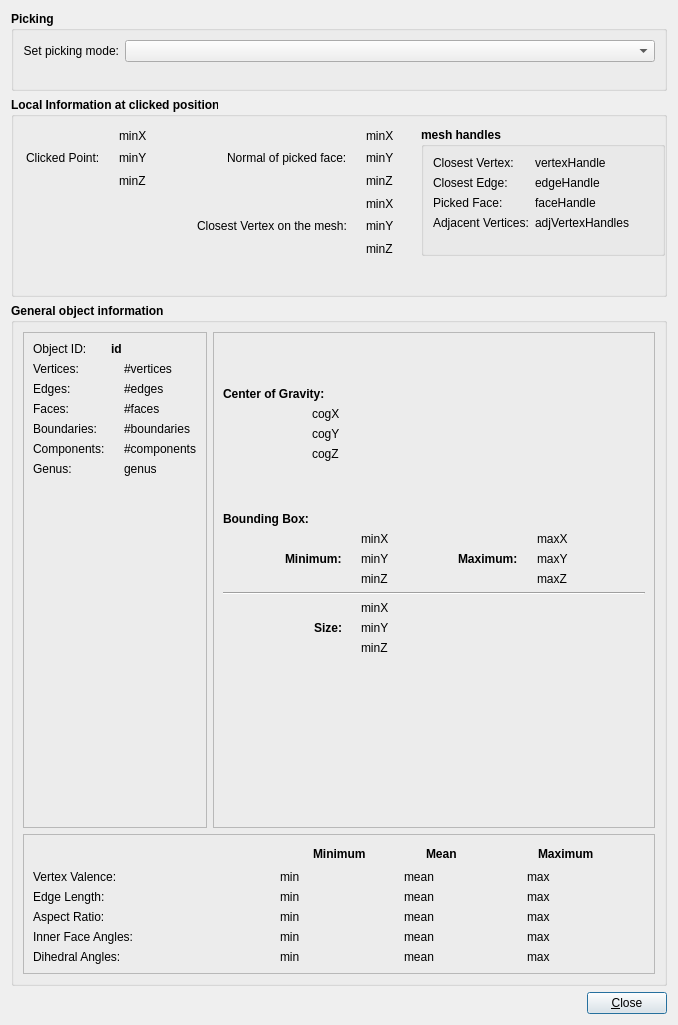
Before: the Qt Designer form Plugin-InfoMeshObject/infoWidget.ui in ShenRen/OpenFlipper, drawn with Qt 5.
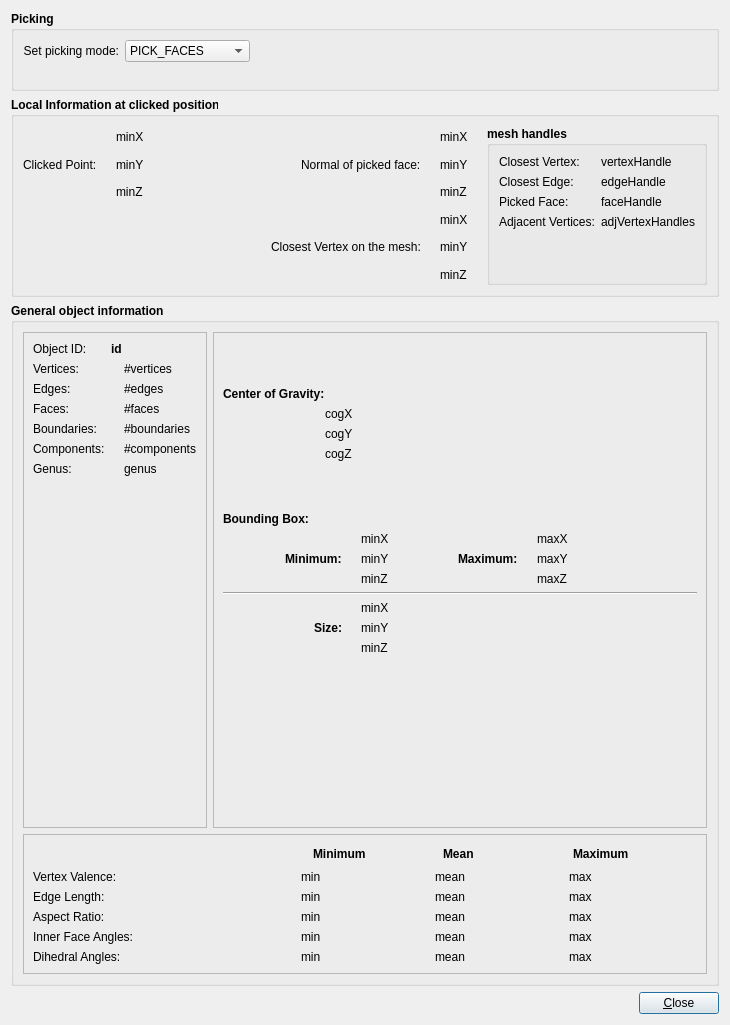
After: the same form once the commit is applied. Icons and pictures are not drawn.

Commit message: Updated Info MeshObject plugin to provide other picking modes

```diff
--- a/Plugin-InfoMeshObject/infoWidget.ui
+++ b/Plugin-InfoMeshObject/infoWidget.ui
@@ -6,7 +6,7 @@
    <rect>
     <x>0</x>
     <y>0</y>
-    <width>678</width>
+    <width>730</width>
     <height>1025</height>
    </rect>
   </property>
@@ -31,8 +31,8 @@
      <property name="title">
       <string>Picking</string>
      </property>
-     <layout class="QVBoxLayout" name="verticalLayout_12">
-      <item>
+     <layout class="QFormLayout" name="formLayout_4">
+      <item row="0" column="0">
        <layout class="QFormLayout" name="formLayout_2">
         <item row="0" column="0">
          <widget class="QLabel" name="label">
@@ -58,6 +58,21 @@
             <bold>false</bold>
            </font>
           </property>
+          <item>
+           <property name="text">
+            <string>PICK_FACES</string>
+           </property>
+          </item>
+          <item>
+           <property name="text">
+            <string>PICK_EDGES</string>
+           </property>
+          </item>
+          <item>
+           <property name="text">
+            <string>PICK_VERTICES</string>
+           </property>
+          </item>
          </widget>
         </item>
        </layout>
@@ -82,15 +97,8 @@
      <property name="title">
       <string>Local Information at clicked position</string>
      </property>
-     <widget class="QWidget" name="">
-      <property name="geometry">
-       <rect>
-        <x>15</x>
-        <y>30</y>
-        <width>381</width>
-        <height>130</height>
-       </rect>
-      </property>
+     <layout class="QHBoxLayout" name="horizontalLayout_15">
+      <item>
       <layout class="QGridLayout" name="gridLayout_2">
        <item row="0" column="0">
         <layout class="QHBoxLayout" name="horizontalLayout_12">
@@ -359,16 +367,9 @@
         </layout>
        </item>
       </layout>
-     </widget>
+      </item>
+      <item>
      <widget class="QGroupBox" name="groupBox_2">
-      <property name="geometry">
-       <rect>
-        <x>410</x>
-        <y>30</y>
-        <width>244</width>
-        <height>129</height>
-       </rect>
-      </property>
       <property name="font">
        <font>
         <weight>75</weight>
@@ -379,6 +380,9 @@
        <string>mesh handles</string>
       </property>
       <layout class="QFormLayout" name="formLayout_3">
+         <property name="fieldGrowthPolicy">
+          <enum>QFormLayout::ExpandingFieldsGrow</enum>
+         </property>
        <item row="0" column="0">
         <widget class="QLabel" name="label_18">
          <property name="font">
@@ -488,6 +492,8 @@
        </item>
       </layout>
      </widget>
+      </item>
+     </layout>
     </widget>
    </item>
    <item row="2" column="0">
```
Left out of the diff: 18 changed lines with no effect on the pictures. Lines whose indentation alone changed are shown as unchanged. The commit also changes 2 other files.
